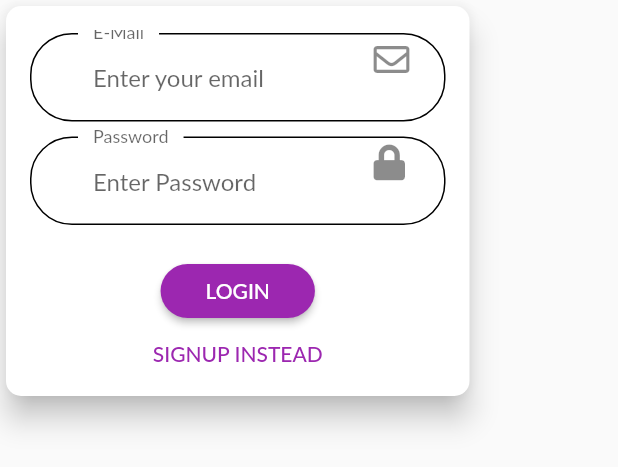
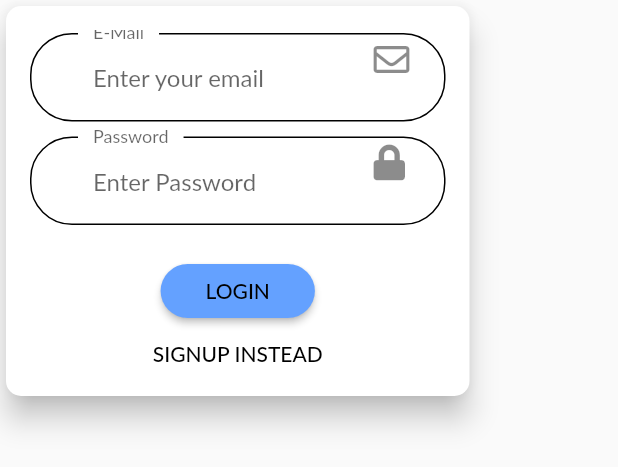
Before and after one commit to Madushankumarasiri/Rush-Online-Delivery-App, a Flutter app: the AuthCard widget shown alone on an empty page, opened directly, on a phone screen of 412 x 824 dp. Shown: the top 467 px of the screen. Run offline on Flutter 3.47's test engine with Material 2 defaults, Android fonts, the phone set to English and light mode, and no system bars; our stand-ins replace flutter_spinkit, font_awesome_flutter, rflutter_alert, shared_preferences; accounts and stored records are empty; Roboto replaces fonts that are missing (Lato).

Commit message:
Update auth_card.dart

```diff
--- a/lib/widgets/auth_card.dart
+++ b/lib/widgets/auth_card.dart
@@ -43,18 +43,6 @@ class _AuthCardState extends State<AuthCard> {
         ],
       ),
     );
-  }
-
-  void _switchAuthMode() {
-    if (_authMode == AuthMode.Login) {
-      setState(() {
-        _authMode = AuthMode.Signup;
-      });
-    } else {
-      setState(() {
-        _authMode = AuthMode.Login;
-      });
-    }
   }
 
   Future<void> _submit() async {
@@ -103,6 +91,18 @@ class _AuthCardState extends State<AuthCard> {
     setState(() {
       _isLoading = false;
     });
+  }
+
+  void _switchAuthMode() {
+    if (_authMode == AuthMode.Login) {
+      setState(() {
+        _authMode = AuthMode.Signup;
+      });
+    } else {
+      setState(() {
+        _authMode = AuthMode.Login;
+      });
+    }
   }
 
   @override
@@ -240,8 +240,10 @@ class _AuthCardState extends State<AuthCard> {
                     ),
                     padding:
                         EdgeInsets.symmetric(horizontal: 30.0, vertical: 8.0),
-                    color: Theme.of(context).primaryColor,
-                    textColor: Theme.of(context).primaryTextTheme.button.color,
+                    // color: Theme.of(context).primaryColor,
+                    color: kPrimaryColor,
+                    // textColor: Theme.of(context).primaryTextTheme.button.color,
+                    textColor: kTextColor,
                   ),
                 FlatButton(
                   child: Text(
@@ -249,7 +251,7 @@ class _AuthCardState extends State<AuthCard> {
                   onPressed: _switchAuthMode,
                   padding: EdgeInsets.symmetric(horizontal: 30.0, vertical: 4),
                   materialTapTargetSize: MaterialTapTargetSize.shrinkWrap,
-                  textColor: Theme.of(context).primaryColor,
+                  textColor: kTextColor,
                 ),
               ],
             ),
```
